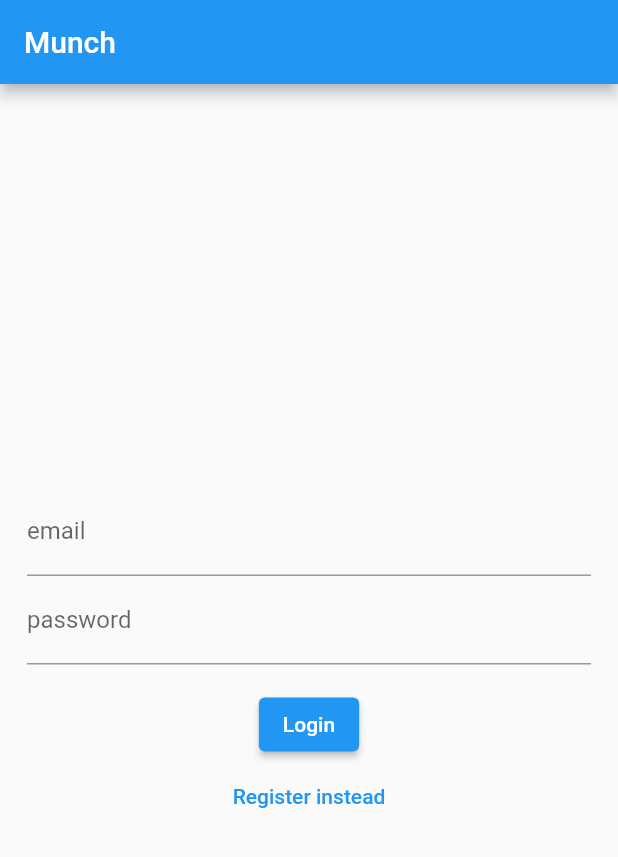
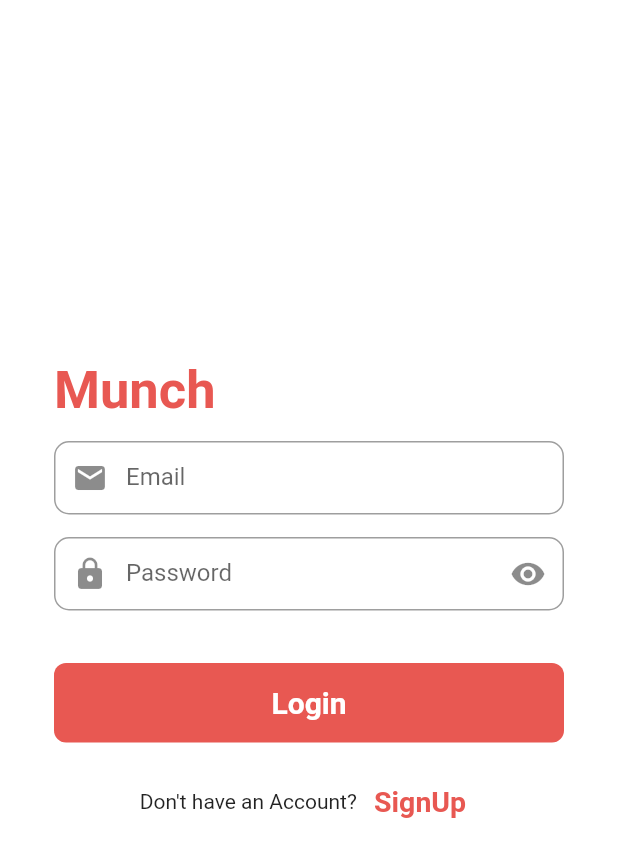
Before and after one commit to JamesVictorAlvarez/Flutter-Munch, a Flutter app: the screen it shows after launch, on a phone screen of 412 x 824 dp. Shown: the top 857 px of the screen. Run offline on Flutter 3.47's test engine with Material 2 defaults, Android fonts, the phone set to English and light mode, and no system bars; our stand-ins replace firebase_auth, firebase_core, sqflite; accounts and stored records are empty; Roboto replaces fonts that are missing (Montserrat, poppins).

Commit message:
Modified login page & added settings page

```diff
--- a/Munch/lib/Home/foodCard.dart
+++ b/Munch/lib/Home/foodCard.dart
@@ -91,7 +91,7 @@ class FoodCard extends StatelessWidget {
                   ),
                 ),
                 Text(
-                  '\$ $productPrice',
+                  '$productPrice\$ ',
                   style: TextStyle(
                     fontSize: 13.0,
                   ),
--- a/Munch/lib/Login/login_register.dart
+++ b/Munch/lib/Login/login_register.dart
@@ -44,8 +44,14 @@ class _LoginState extends State<Login> {
   ) {
     return TextField(
       controller: controller,
+      textInputAction: TextInputAction.next,
       decoration: InputDecoration(
+        prefixIcon: Icon(Icons.mail),
+        contentPadding: EdgeInsets.fromLTRB(20, 15, 20, 15),
         labelText: title,
+        border: OutlineInputBorder(
+          borderRadius: BorderRadius.circular(10),
+        ),
       ),
     );
   }
@@ -55,11 +61,22 @@ class _LoginState extends State<Login> {
   }
 
   Widget _submitButton() {
-    return ElevatedButton(
+    return Material(
+      borderRadius: BorderRadius.circular(8),
+      color: Color(0xFFE85852),
+      child: MaterialButton(
+        padding: EdgeInsets.fromLTRB(20, 15, 20, 15),
+        minWidth: MediaQuery.of(context).size.width,
         onPressed: isLogin
             ? signInWithEmailAndPassword
             : createUserWithEmailAndPassword,
-        child: Text(isLogin ? 'Login' : 'Register')
+        child: Text(isLogin ? 'Login' : 'Sign Up',
+            textAlign: TextAlign.center,
+            style: TextStyle(
+                fontSize: 20,
+                color: Colors.white,
+                fontWeight: FontWeight.bold)),
+      ),
     );
   }
 
@@ -70,28 +87,87 @@ class _LoginState extends State<Login> {
           isLogin = !isLogin;
         });
       },
-        child: Text(isLogin ? 'Register instead' : 'Login instead'),
+      child: Text(
+        isLogin ? 'SignUp' : 'Login',
+        style: TextStyle(
+            fontFamily: 'poppins',
+            color: Color(0xFFE85852),
+            fontWeight: FontWeight.w600,
+            fontSize: 19),
+      ),
     );
   }
 
   @override
   Widget build(BuildContext context) {
+    bool _isObscure = true;
     return Scaffold(
-      appBar: AppBar(
-        title: Text('Munch'),
+      backgroundColor: Colors.white,
+      body: Center(
+        child: SingleChildScrollView(
+          child: Container(
+            color: Colors.white,
+            child: Padding(
+              padding: const EdgeInsets.all(36.0),
+              child: Column(
+                  mainAxisAlignment: MainAxisAlignment.center,
+                  crossAxisAlignment: CrossAxisAlignment.start,
+                  children: <Widget>[
+                    SizedBox(
+                      height: 40,
+                      child: Text(
+                        'Munch',
+                        style: TextStyle(
+                            fontFamily: 'Montserrat',
+                            color: Color(0xFFE85852),
+                            fontSize: 35,
+                            fontWeight: FontWeight.w600),
                       ),
-      body: Container(
-        padding: EdgeInsets.all(18),
-        child: Column(
-          crossAxisAlignment: CrossAxisAlignment.center,
+                    ),
+                    SizedBox(height: 14),
+                    _entryField('Email', _emailController),
+                    SizedBox(height: 15),
+                    TextField(
+                        controller: _passwordController,
+                        textInputAction: TextInputAction.next,
+                        obscureText: _isObscure,
+                        decoration: InputDecoration(
+                            prefixIcon: Icon(Icons.lock),
+                            contentPadding: EdgeInsets.fromLTRB(20, 15, 20, 15),
+                            labelText: "Password",
+                            hintText: "Password",
+                            border: OutlineInputBorder(
+                              borderRadius: BorderRadius.circular(10),
+                            ),
+                            suffixIcon: IconButton(
+                                icon: Icon(_isObscure
+                                    ? Icons.visibility : Icons.visibility_off),
+                                onPressed: () {
+                                  setState(() {
+                                    _isObscure = !_isObscure;
+                                  });
+                                }))),
+                    const SizedBox(height: 35),
+                    _submitButton(),
+                    SizedBox(height: 15),
+                    Row(
                       mainAxisAlignment: MainAxisAlignment.center,
                       children: <Widget>[
-            _entryField('email', _emailController),
-            _entryField('password', _passwordController),
+                        Text(
+                          "Don't have an Account? ",
+                          style: TextStyle(fontFamily: 'poppins'),
+                        ),
+                        GestureDetector(
+                            onTap: () {}, child: _loginOrRegisterButton()),
+                      ],
+                    ),
+                    SizedBox(
+                      height: 10,
+                    ),
                     _errorMessage(),
-            _submitButton(),
-            _loginOrRegisterButton(),
-          ],
+                  ]),
+            ),
+          ),
         ),
       ),
     );
```
Also changed, not shown: Munch/lib/Home/Details/body_details.dart (deleted, +0 -377 lines), Munch/lib/Home/Details/details.dart (deleted, +0 -33 lines), Munch/lib/Home/home.dart (+30 -19 lines), Munch/lib/Settings/settings.dart (added, +124 -0 lines), Munch/lib/app.dart (+7 -1 lines). Lines whose indentation alone changed are shown as unchanged.
